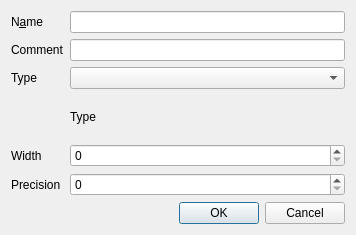
Before: the Qt Designer form qgis/src/ui/qgsaddattrdialogbase.ui in sourcepole/qgis, drawn with Qt 5.
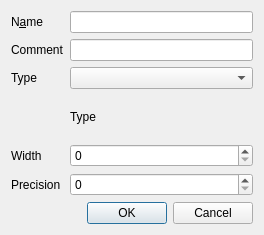
After: the same form once the commit is applied.

What changed in the file:
```diff
--- a/qgis/src/ui/qgsaddattrdialogbase.ui
+++ b/qgis/src/ui/qgsaddattrdialogbase.ui
@@ -6,7 +6,7 @@
    <rect>
     <x>0</x>
     <y>0</y>
-    <width>356</width>
+    <width>264</width>
     <height>235</height>
    </rect>
   </property>
```
Left out of the diff: 10 changed lines with no effect on the pictures.
